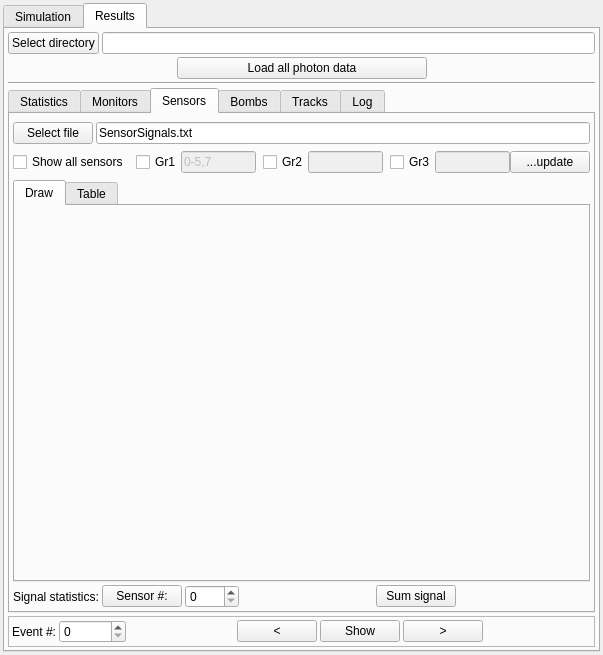
Old version of the form ants3bundle/src/ants3/gui/photsim/aphotsimwin.ui in the repository andrmor/ANTS3bundle.
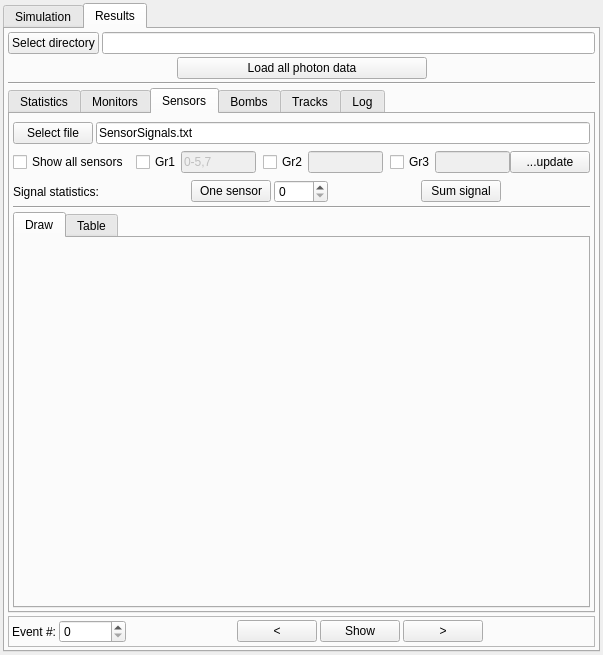
New version of the form. The open tabs and pages were chosen to show the change.

Diff of the .ui file:
```diff
--- a/ants3bundle/src/ants3/gui/photsim/aphotsimwin.ui
+++ b/ants3bundle/src/ants3/gui/photsim/aphotsimwin.ui
@@ -4305,6 +4305,90 @@
               </item>
              </layout>
             </item>
+            <item>
+             <layout class="QHBoxLayout" name="horizontalLayout_65">
+              <property name="topMargin">
+               <number>0</number>
+              </property>
+              <item>
+               <widget class="QLabel" name="label_5">
+                <property name="text">
+                 <string>Signal statistics:</string>
+                </property>
+               </widget>
+              </item>
+              <item>
+               <spacer name="horizontalSpacer_73">
+                <property name="orientation">
+                 <enum>Qt::Orientation::Horizontal</enum>
+                </property>
+                <property name="sizeHint" stdset="0">
+                 <size>
+                  <width>40</width>
+                  <height>20</height>
+                 </size>
+                </property>
+               </spacer>
+              </item>
+              <item>
+               <widget class="QPushButton" name="pbSensorStatIndividual">
+                <property name="text">
+                 <string>One sensor</string>
+                </property>
+               </widget>
+              </item>
+              <item>
+               <widget class="QSpinBox" name="sbSensorStatIndividual">
+                <property name="maximum">
+                 <number>9999</number>
+                </property>
+               </widget>
+              </item>
+              <item>
+               <spacer name="horizontalSpacer_71">
+                <property name="orientation">
+                 <enum>Qt::Orientation::Horizontal</enum>
+                </property>
+                <property name="sizeHint" stdset="0">
+                 <size>
+                  <width>40</width>
+                  <height>20</height>
+                 </size>
+                </property>
+               </spacer>
+              </item>
+              <item>
+               <widget class="QPushButton" name="pbSensorStatGroup">
+                <property name="toolTip">
+                 <string>Respects selected sensor group</string>
+                </property>
+                <property name="text">
+                 <string>Sum signal</string>
+                </property>
+               </widget>
+              </item>
+              <item>
+               <spacer name="horizontalSpacer_72">
+                <property name="orientation">
+                 <enum>Qt::Orientation::Horizontal</enum>
+                </property>
+                <property name="sizeHint" stdset="0">
+                 <size>
+                  <width>40</width>
+                  <height>20</height>
+                 </size>
+                </property>
+               </spacer>
+              </item>
+             </layout>
+            </item>
+            <item>
+             <widget class="Line" name="line_4">
+              <property name="orientation">
+               <enum>Qt::Orientation::Horizontal</enum>
+              </property>
+             </widget>
+            </item>
             <item>
              <widget class="QTabWidget" name="twSensors">
               <property name="currentIndex">
@@ -4402,70 +4486,6 @@
               </widget>
              </widget>
             </item>
-            <item>
-             <layout class="QHBoxLayout" name="horizontalLayout_65">
-              <property name="topMargin">
-               <number>0</number>
-              </property>
-              <item>
-               <widget class="QLabel" name="label_5">
-                <property name="text">
-                 <string>Signal statistics:</string>
-                </property>
-               </widget>
-              </item>
-              <item>
-               <widget class="QPushButton" name="pbSensorStatIndividual">
-                <property name="text">
-                 <string>Sensor #:</string>
-                </property>
-               </widget>
-              </item>
-              <item>
-               <widget class="QSpinBox" name="sbSensorStatIndividual">
-                <property name="maximum">
-                 <number>9999</number>
-                </property>
-               </widget>
-              </item>
-              <item>
-               <spacer name="horizontalSpacer_71">
-                <property name="orientation">
-                 <enum>Qt::Orientation::Horizontal</enum>
-                </property>
-                <property name="sizeHint" stdset="0">
-                 <size>
-                  <width>40</width>
-                  <height>20</height>
-                 </size>
-                </property>
-               </spacer>
-              </item>
-              <item>
-               <widget class="QPushButton" name="pbSensorStatGroup">
-                <property name="toolTip">
-                 <string>Respects selected sensor group</string>
-                </property>
-                <property name="text">
-                 <string>Sum signal</string>
-                </property>
-               </widget>
-              </item>
-              <item>
-               <spacer name="horizontalSpacer_72">
-                <property name="orientation">
-                 <enum>Qt::Orientation::Horizontal</enum>
-                </property>
-                <property name="sizeHint" stdset="0">
-                 <size>
-                  <width>40</width>
-                  <height>20</height>
-                 </size>
-                </property>
-               </spacer>
-              </item>
-             </layout>
-            </item>
            </layout>
           </widget>
           <widget class="QWidget" name="tab_5">
```
